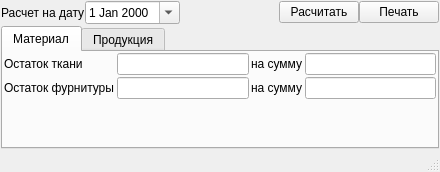
Old version of the form ui/report_warehouse_balance_date.ui in the repository Meller008/CRM-Avi.
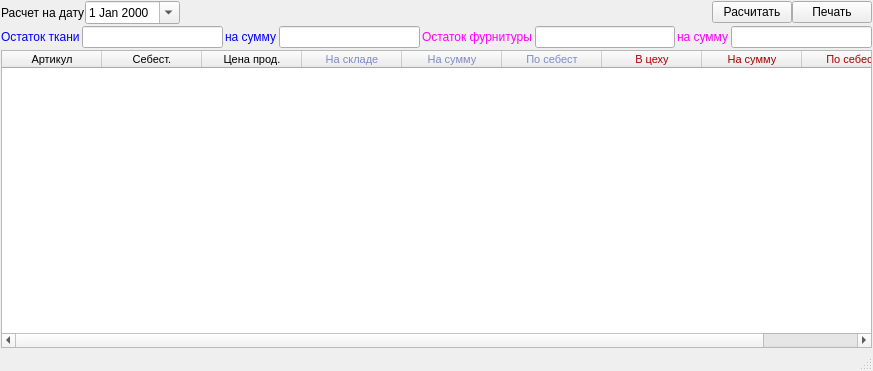
New version of the form.

Commit message: Работа - Доделан отчет по остаткам склада!

Patch:
```diff
--- a/ui/report_warehouse_balance_date.ui
+++ b/ui/report_warehouse_balance_date.ui
@@ -6,8 +6,8 @@
    <rect>
     <x>0</x>
     <y>0</y>
-    <width>440</width>
-    <height>172</height>
+    <width>873</width>
+    <height>371</height>
    </rect>
   </property>
   <property name="windowTitle">
@@ -79,90 +79,186 @@
      </layout>
     </item>
     <item row="1" column="0">
-     <widget class="QTabWidget" name="tabWidget">
-      <property name="currentIndex">
-       <number>0</number>
-      </property>
-      <widget class="QWidget" name="tab_2">
-       <attribute name="title">
-        <string>Материал</string>
-       </attribute>
-       <layout class="QGridLayout" name="gridLayout_2">
-        <property name="leftMargin">
-         <number>1</number>
+     <layout class="QGridLayout" name="gridLayout_2">
+      <item row="0" column="2">
+       <widget class="QLabel" name="label_3">
+        <property name="styleSheet">
+         <string notr="true">color: rgb(0, 0, 255);</string>
         </property>
-        <property name="topMargin">
-         <number>1</number>
+        <property name="text">
+         <string>на сумму</string>
         </property>
-        <property name="rightMargin">
-         <number>1</number>
+       </widget>
+      </item>
+      <item row="0" column="1">
+       <widget class="QLineEdit" name="le_material_balance"/>
+      </item>
+      <item row="0" column="4">
+       <widget class="QLabel" name="label_2">
+        <property name="styleSheet">
+         <string notr="true">color: rgb(255, 0, 255);</string>
         </property>
-        <property name="bottomMargin">
-         <number>1</number>
+        <property name="text">
+         <string>Остаток фурнитуры</string>
         </property>
-        <property name="spacing">
-         <number>2</number>
+       </widget>
+      </item>
+      <item row="0" column="0">
+       <widget class="QLabel" name="label">
+        <property name="styleSheet">
+         <string notr="true">color: rgb(0, 0, 255);</string>
         </property>
-        <item row="0" column="2">
-         <widget class="QLabel" name="label_3">
-          <property name="text">
-           <string>на сумму</string>
-          </property>
-         </widget>
-        </item>
-        <item row="1" column="2">
-         <widget class="QLabel" name="label_4">
-          <property name="text">
-           <string>на сумму</string>
-          </property>
-         </widget>
-        </item>
-        <item row="0" column="0">
-         <widget class="QLabel" name="label">
-          <property name="text">
-           <string>Остаток ткани</string>
-          </property>
-         </widget>
-        </item>
-        <item row="1" column="0">
-         <widget class="QLabel" name="label_2">
-          <property name="text">
-           <string>Остаток фурнитуры</string>
-          </property>
-         </widget>
-        </item>
-        <item row="2" column="1">
-         <spacer name="verticalSpacer">
-          <property name="orientation">
-           <enum>Qt::Vertical</enum>
-          </property>
-          <property name="sizeHint" stdset="0">
-           <size>
-            <width>20</width>
-            <height>40</height>
-           </size>
-          </property>
-         </spacer>
-        </item>
-        <item row="0" column="1">
-         <widget class="QLineEdit" name="le_material_balance"/>
-        </item>
-        <item row="1" column="1">
-         <widget class="QLineEdit" name="le_accessories_balance"/>
-        </item>
-        <item row="0" column="3">
-         <widget class="QLineEdit" name="le_material_sum"/>
-        </item>
-        <item row="1" column="3">
-         <widget class="QLineEdit" name="le_accessories_sum"/>
-        </item>
-       </layout>
-      </widget>
-      <widget class="QWidget" name="tab_3">
-       <attribute name="title">
-        <string>Продукция</string>
-       </attribute>
-      </widget>
+        <property name="text">
+         <string>Остаток ткани</string>
+        </property>
+       </widget>
+      </item>
+      <item row="0" column="5">
+       <widget class="QLineEdit" name="le_accessories_balance"/>
+      </item>
+      <item row="0" column="3">
+       <widget class="QLineEdit" name="le_material_sum"/>
+      </item>
+      <item row="0" column="6">
+       <widget class="QLabel" name="label_4">
+        <property name="styleSheet">
+         <string notr="true">color: rgb(255, 0, 255);</string>
+        </property>
+        <property name="text">
+         <string>на сумму</string>
+        </property>
+       </widget>
+      </item>
+      <item row="0" column="7">
+       <widget class="QLineEdit" name="le_accessories_sum"/>
+      </item>
+     </layout>
+    </item>
+    <item row="2" column="0">
+     <widget class="QTableWidget" name="tableWidget">
+      <property name="font">
+       <font>
+        <family>Tahoma</family>
+        <pointsize>8</pointsize>
+       </font>
+      </property>
+      <property name="editTriggers">
+       <set>QAbstractItemView::NoEditTriggers</set>
+      </property>
+      <property name="alternatingRowColors">
+       <bool>true</bool>
+      </property>
+      <property name="selectionBehavior">
+       <enum>QAbstractItemView::SelectRows</enum>
+      </property>
+      <attribute name="verticalHeaderVisible">
+       <bool>false</bool>
+      </attribute>
+      <attribute name="verticalHeaderDefaultSectionSize">
+       <number>20</number>
+      </attribute>
+      <attribute name="verticalHeaderMinimumSectionSize">
+       <number>18</number>
+      </attribute>
+      <column>
+       <property name="text">
+        <string>Артикул</string>
+       </property>
+      </column>
+      <column>
+       <property name="text">
+        <string>Себест.</string>
+       </property>
+      </column>
+      <column>
+       <property name="text">
+        <string>Цена прод.</string>
+       </property>
+      </column>
+      <column>
+       <property name="text">
+        <string>На складе</string>
+       </property>
+       <property name="foreground">
+        <brush brushstyle="SolidPattern">
+         <color alpha="255">
+          <red>127</red>
+          <green>139</green>
+          <blue>194</blue>
+         </color>
+        </brush>
+       </property>
+      </column>
+      <column>
+       <property name="text">
+        <string>На сумму</string>
+       </property>
+       <property name="foreground">
+        <brush brushstyle="SolidPattern">
+         <color alpha="255">
+          <red>127</red>
+          <green>139</green>
+          <blue>194</blue>
+         </color>
+        </brush>
+       </property>
+      </column>
+      <column>
+       <property name="text">
+        <string>По себест</string>
+       </property>
+       <property name="foreground">
+        <brush brushstyle="SolidPattern">
+         <color alpha="255">
+          <red>127</red>
+          <green>139</green>
+          <blue>194</blue>
+         </color>
+        </brush>
+       </property>
+      </column>
+      <column>
+       <property name="text">
+        <string>В цеху</string>
+       </property>
+       <property name="foreground">
+        <brush brushstyle="SolidPattern">
+         <color alpha="255">
+          <red>170</red>
+          <green>0</green>
+          <blue>0</blue>
+         </color>
+        </brush>
+       </property>
+      </column>
+      <column>
+       <property name="text">
+        <string>На сумму</string>
+       </property>
+       <property name="foreground">
+        <brush brushstyle="SolidPattern">
+         <color alpha="255">
+          <red>170</red>
+          <green>0</green>
+          <blue>0</blue>
+         </color>
+        </brush>
+       </property>
+      </column>
+      <column>
+       <property name="text">
+        <string>По себест</string>
+       </property>
+       <property name="foreground">
+        <brush brushstyle="SolidPattern">
+         <color alpha="255">
+          <red>170</red>
+          <green>0</green>
+          <blue>0</blue>
+         </color>
+        </brush>
+       </property>
+      </column>
      </widget>
     </item>
    </layout>
```
Left out of the diff: 23 changed lines with no effect on the pictures. The commit also changes 2 other files.
